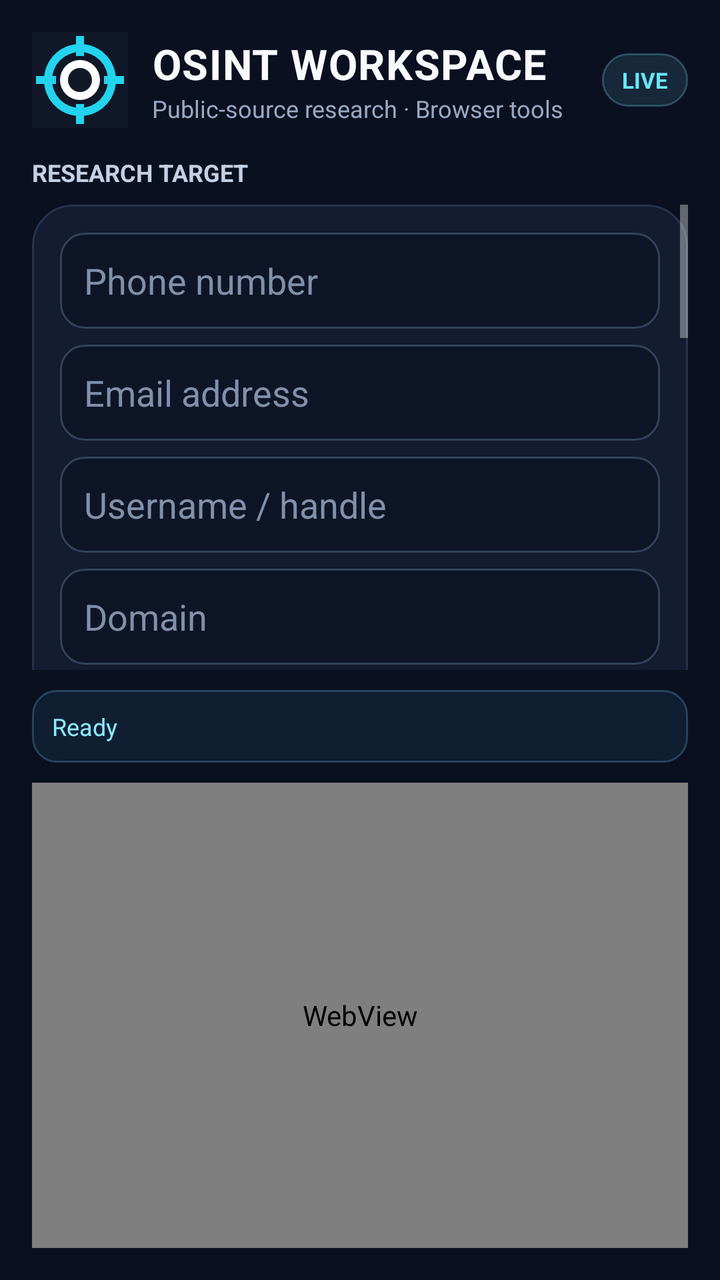
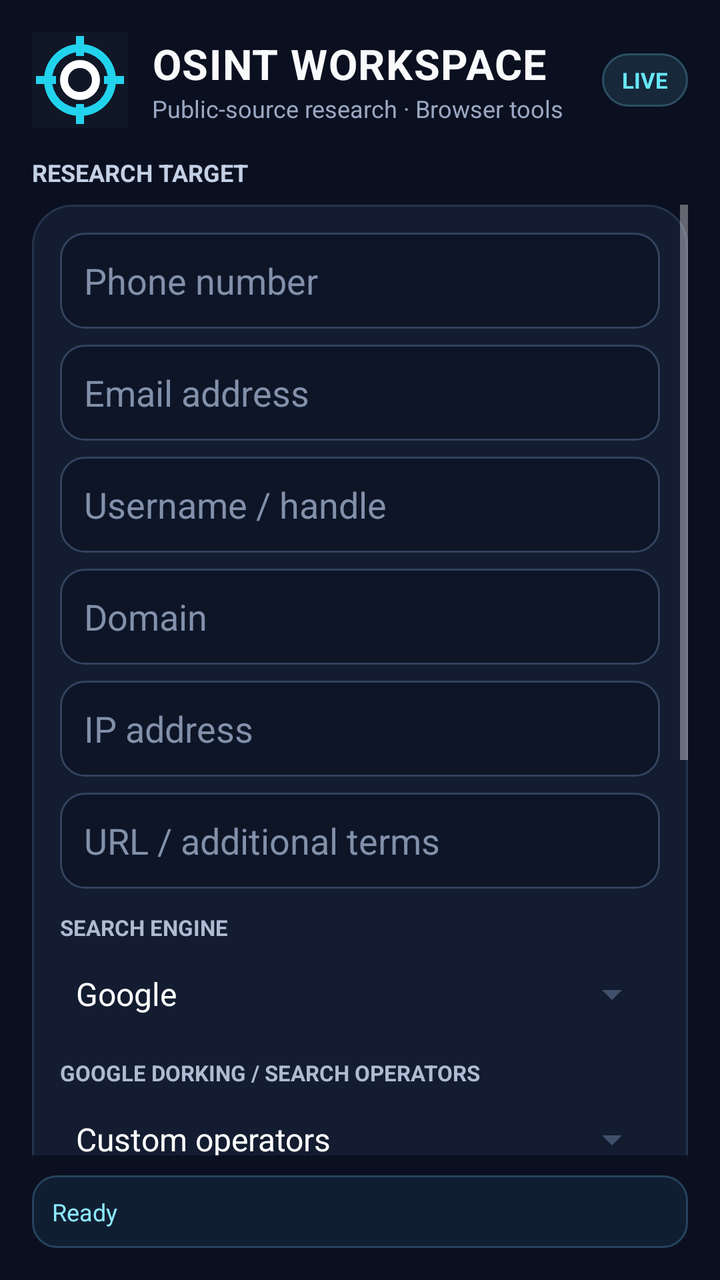

Before-and-after screenshots of an Android layout around one commit, followed by the original layout XML and the change that was made.
<!-- AndroidManifest.xml: application theme Theme.OSINT -->
<!-- res/layout/activity_main.xml -->
<LinearLayout xmlns:android="http://schemas.android.com/apk/res/android"
    android:layout_width="match_parent" android:layout_height="match_parent"
    android:orientation="vertical" android:background="#0B1020" android:padding="16dp">
    <LinearLayout android:layout_width="match_parent" android:layout_height="wrap_content" android:orientation="horizontal" android:gravity="center_vertical" android:paddingBottom="14dp">
        <ImageView android:layout_width="48dp" android:layout_height="48dp" android:src="@drawable/ic_osint" android:contentDescription="OSINT icon" android:layout_marginEnd="12dp"/>
        <LinearLayout android:layout_width="0dp" android:layout_height="wrap_content" android:layout_weight="1" android:orientation="vertical">
            <TextView android:layout_width="match_parent" android:layout_height="wrap_content" android:text="OSINT WORKSPACE" android:textColor="#F8FAFC" android:textSize="21sp" android:textStyle="bold" android:letterSpacing="0.025"/>
            <TextView android:layout_width="match_parent" android:layout_height="wrap_content" android:text="Public-source research · Browser tools" android:textColor="#9AA8C2" android:textSize="12sp"/>
        </LinearLayout>
        <TextView android:layout_width="wrap_content" android:layout_height="wrap_content" android:text="LIVE" android:textColor="#67E8F9" android:textSize="11sp" android:textStyle="bold" android:background="@drawable/bg_status_pill" android:paddingHorizontal="10dp" android:paddingVertical="6dp"/>
    </LinearLayout>
    <TextView android:layout_width="match_parent" android:layout_height="wrap_content" android:text="RESEARCH TARGET" android:textColor="#C4D0E5" android:textStyle="bold" android:textSize="12sp" android:layout_marginBottom="8dp"/>
    <ScrollView android:layout_width="match_parent" android:layout_height="0dp" android:layout_weight="1" android:fillViewport="false" android:clipToPadding="false">
        <LinearLayout android:layout_width="match_parent" android:layout_height="wrap_content" android:orientation="vertical" android:background="@drawable/bg_surface_card" android:padding="14dp">
            <EditText android:id="@+id/in_phone" android:layout_width="match_parent" android:layout_height="48dp" android:hint="Phone number" android:inputType="phone" android:singleLine="true" android:background="@drawable/bg_input" android:textColor="#F8FAFC" android:textColorHint="#8290AA" android:paddingHorizontal="12dp" android:layout_marginBottom="8dp"/>
            <EditText android:id="@+id/in_email" android:layout_width="match_parent" android:layout_height="48dp" android:hint="Email address" android:inputType="textEmailAddress" android:singleLine="true" android:background="@drawable/bg_input" android:textColor="#F8FAFC" android:textColorHint="#8290AA" android:paddingHorizontal="12dp" android:layout_marginBottom="8dp"/>
            <EditText android:id="@+id/in_user" android:layout_width="match_parent" android:layout_height="48dp" android:hint="Username / handle" android:singleLine="true" android:background="@drawable/bg_input" android:textColor="#F8FAFC" android:textColorHint="#8290AA" android:paddingHorizontal="12dp" android:layout_marginBottom="8dp"/>
            <EditText android:id="@+id/in_domain" android:layout_width="match_parent" android:layout_height="48dp" android:hint="Domain" android:singleLine="true" android:background="@drawable/bg_input" android:textColor="#F8FAFC" android:textColorHint="#8290AA" android:paddingHorizontal="12dp" android:layout_marginBottom="8dp"/>
            <EditText android:id="@+id/in_ip" android:layout_width="match_parent" android:layout_height="48dp" android:hint="IP address" android:singleLine="true" android:background="@drawable/bg_input" android:textColor="#F8FAFC" android:textColorHint="#8290AA" android:paddingHorizontal="12dp" android:layout_marginBottom="8dp"/>
            <EditText android:id="@+id/in_url" android:layout_width="match_parent" android:layout_height="48dp" android:hint="URL / additional terms" android:inputType="textUri" android:singleLine="true" android:background="@drawable/bg_input" android:textColor="#F8FAFC" android:textColorHint="#8290AA" android:paddingHorizontal="12dp" android:layout_marginBottom="12dp"/>
            <TextView android:layout_width="match_parent" android:layout_height="wrap_content" android:text="SEARCH ENGINE" android:textColor="#AEBBD2" android:textStyle="bold" android:textSize="11sp" android:layout_marginBottom="2dp"/>
            <Spinner android:id="@+id/engine" android:layout_width="match_parent" android:layout_height="48dp" android:entries="@array/engines" android:backgroundTint="#40506C" android:layout_marginBottom="8dp"/>
            <TextView android:layout_width="match_parent" android:layout_height="wrap_content" android:text="GOOGLE DORKING / SEARCH OPERATORS" android:textColor="#AEBBD2" android:textStyle="bold" android:textSize="11sp" android:layout_marginBottom="2dp"/>
            <Spinner android:id="@+id/dork_template" android:layout_width="match_parent" android:layout_height="48dp" android:entries="@array/dork_templates" android:backgroundTint="#40506C" android:layout_marginBottom="8dp"/>
            <Button android:id="@+id/btn_dork" android:layout_width="match_parent" android:layout_height="48dp" android:text="⌕   Build Google dork search" android:textAllCaps="false" android:background="@drawable/bg_action_button" android:textColor="#C5F6FF" android:layout_marginBottom="12dp"/>
            <TextView android:layout_width="match_parent" android:layout_height="wrap_content" android:text="CONNECTION MODE" android:textColor="#AEBBD2" android:textStyle="bold" android:textSize="11sp" android:layout_marginBottom="2dp"/>
            <Spinner android:id="@+id/mode" android:layout_width="match_parent" android:layout_height="48dp" android:entries="@array/modes" android:backgroundTint="#40506C" android:layout_marginBottom="12dp"/>
            <Button android:id="@+id/btn_search" android:layout_width="match_parent" android:layout_height="52dp" android:text="⌕   Search public sources" android:textAllCaps="false" android:textStyle="bold" android:background="@drawable/bg_primary_button" android:textColor="#06101C"/>
            <HorizontalScrollView android:layout_width="match_parent" android:layout_height="wrap_content" android:scrollbars="none" android:layout_marginTop="10dp">
                <LinearLayout android:layout_width="wrap_content" android:layout_height="wrap_content" android:orientation="horizontal">
                    <Button android:id="@+id/btn_back" android:layout_width="wrap_content" android:layout_height="44dp" android:text="‹  Back" android:textAllCaps="false" android:background="@drawable/bg_action_button" android:textColor="#DCE7FA" android:layout_marginEnd="8dp"/>
                    <Button android:id="@+id/btn_clear" android:layout_width="wrap_content" android:layout_height="44dp" android:text="Clear fields" android:textAllCaps="false" android:background="@drawable/bg_action_button" android:textColor="#DCE7FA" android:layout_marginEnd="8dp"/>
                    <Button android:id="@+id/btn_web" android:layout_width="wrap_content" android:layout_height="44dp" android:text="Web browser" android:textAllCaps="false" android:background="@drawable/bg_action_button" android:textColor="#DCE7FA" android:layout_marginEnd="8dp"/>
                    <Button android:id="@+id/btn_dark" android:layout_width="wrap_content" android:layout_height="44dp" android:text="Onion address" android:textAllCaps="false" android:background="@drawable/bg_action_button" android:textColor="#DCE7FA" android:layout_marginEnd="8dp"/>
                    <Button android:id="@+id/btn_tor" android:layout_width="wrap_content" android:layout_height="44dp" android:text="Start Tor" android:textAllCaps="false" android:background="@drawable/bg_action_button" android:textColor="#DCE7FA" android:layout_marginEnd="8dp"/>
                    <Button android:id="@+id/btn_vpn" android:layout_width="wrap_content" android:layout_height="44dp" android:text="VPN settings" android:textAllCaps="false" android:background="@drawable/bg_action_button" android:textColor="#DCE7FA" android:layout_marginEnd="8dp"/>
                    <Button android:id="@+id/btn_mem" android:layout_width="wrap_content" android:layout_height="44dp" android:text="Saved searches" android:textAllCaps="false" android:background="@drawable/bg_action_button" android:textColor="#DCE7FA"/>
                </LinearLayout>
            </HorizontalScrollView>
            <Button android:id="@+id/btn_update" android:layout_width="match_parent" android:layout_height="48dp" android:text="Check for updates" android:textAllCaps="false" android:background="@drawable/bg_action_button" android:textColor="#C5F6FF" android:layout_marginTop="10dp"/>
        </LinearLayout>
    </ScrollView>
    <TextView android:id="@+id/status" android:layout_width="match_parent" android:layout_height="wrap_content" android:text="Ready" android:textColor="#8BE9FD" android:textSize="12sp" android:padding="10dp" android:background="@drawable/bg_status_card" android:maxLines="2" android:layout_marginTop="10dp"/>
    <WebView android:id="@+id/web" android:layout_width="match_parent" android:layout_height="0dp" android:layout_weight="1" android:background="#FFFFFF" android:layout_marginTop="10dp"/>
</LinearLayout>
<!-- resources referenced by this layout -->
<resources>
  <string-array name="dork_templates">
          <item>Custom operators</item>
          <item>Exact phrase</item>
          <item>Limit to domain</item>
          <item>PDF documents</item>
          <item>Word documents</item>
          <item>Title matches</item>
          <item>URL contains</item>
          <item>Public profiles</item>
          <item>Public document types</item>
      </string-array>
  <string-array name="engines">
          <item>Google</item><item>Bing</item><item>DuckDuckGo</item><item>Yahoo</item>
          <item>Startpage</item><item>Brave</item><item>Ecosia</item><item>Searx</item>
          <item>HackerNews</item><item>GitHub</item><item>HIBP</item>
      </string-array>
  <string-array name="modes">
          <item>Normal</item><item>Tor</item><item>VPN</item><item>Dark web</item>
      </string-array>
  <!-- drawable bg_action_button (drawable) -->
  <ripple xmlns:android="http://schemas.android.com/apk/res/android" android:color="#344764"><item><shape android:shape="rectangle"><solid android:color="#1C2940"/><stroke android:width="1dp" android:color="#34445F"/><corners android:radius="14dp"/></shape></item></ripple>
  <!-- drawable bg_input (drawable) -->
  <shape xmlns:android="http://schemas.android.com/apk/res/android" android:shape="rectangle"><solid android:color="#0D1527"/><stroke android:width="1dp" android:color="#33435F"/><corners android:radius="12dp"/></shape>
  <!-- drawable bg_primary_button (drawable) -->
  <ripple xmlns:android="http://schemas.android.com/apk/res/android" android:color="#8BE9FD"><item><shape android:shape="rectangle"><solid android:color="#67E8F9"/><corners android:radius="14dp"/></shape></item></ripple>
  <!-- drawable bg_status_card (drawable) -->
  <shape xmlns:android="http://schemas.android.com/apk/res/android" android:shape="rectangle"><solid android:color="#101E32"/><stroke android:width="1dp" android:color="#25445D"/><corners android:radius="12dp"/></shape>
  <!-- drawable bg_status_pill (drawable) -->
  <shape xmlns:android="http://schemas.android.com/apk/res/android" android:shape="rectangle"><solid android:color="#17283A"/><stroke android:width="1dp" android:color="#2C5065"/><corners android:radius="24dp"/></shape>
  <!-- drawable bg_surface_card (drawable) -->
  <shape xmlns:android="http://schemas.android.com/apk/res/android" android:shape="rectangle"><solid android:color="#131C30"/><stroke android:width="1dp" android:color="#25334D"/><corners android:radius="20dp"/></shape>
  <!-- drawable ic_osint (drawable) -->
  <vector xmlns:android="http://schemas.android.com/apk/res/android"
      android:width="48dp" android:height="48dp" android:viewportWidth="48" android:viewportHeight="48">
      <path android:fillColor="#101827" android:pathData="M0,0h48v48h-48z"/>
      <path android:fillColor="#22D3EE" android:pathData="M24,6A18,18 0,1 0,24 42A18,18 0,1 0,24 6M24,10A14,14 0,1 1,24 38A14,14 0,1 1,24 10"/>
      <path android:fillColor="#FFFFFF" android:pathData="M24,14A10,10 0,1 0,24 34A10,10 0,1 0,24 14M24,18A6,6 0,1 1,24 30A6,6 0,1 1,24 18"/>
      <path android:fillColor="#22D3EE" android:pathData="M22,2h4v10h-4zM22,36h4v10h-4zM2,22h10v4h-10zM36,22h10v4h-10z"/>
  </vector>
  <style name="Theme.OSINT" parent="Theme.AppCompat.NoActionBar">
          <item name="android:windowBackground">#0a0e15</item>
          <item name="android:statusBarColor">#0a0e15</item>
      </style>
</resources>

<!-- the commit's change to res/layout/activity_main.xml (unified diff, before → after) -->
@@ -41,5 +41,5 @@
         </LinearLayout>
     </ScrollView>
     <TextView android:id="@+id/status" android:layout_width="match_parent" android:layout_height="wrap_content" android:text="Ready" android:textColor="#8BE9FD" android:textSize="12sp" android:padding="10dp" android:background="@drawable/bg_status_card" android:maxLines="2" android:layout_marginTop="10dp"/>
-    <WebView android:id="@+id/web" android:layout_width="match_parent" android:layout_height="0dp" android:layout_weight="1" android:background="#FFFFFF" android:layout_marginTop="10dp"/>
+    <WebView android:id="@+id/web" android:layout_width="match_parent" android:layout_height="0dp" android:layout_weight="1" android:visibility="gone" android:background="#FFFFFF" android:layout_marginTop="10dp"/>
 </LinearLayout>
